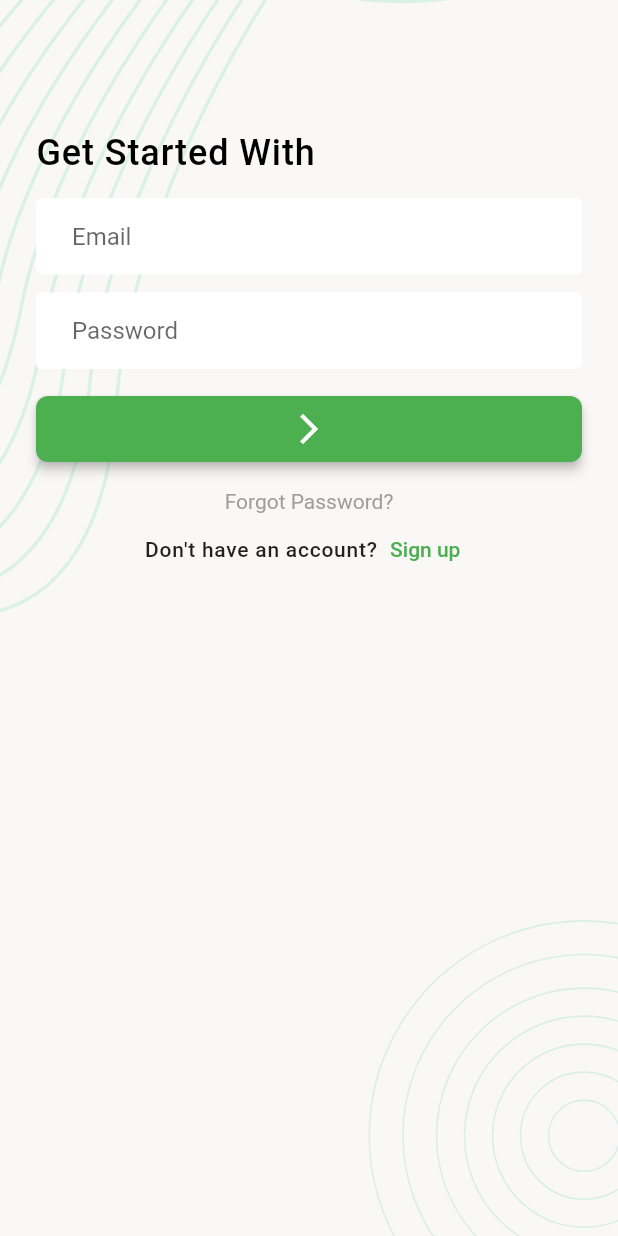
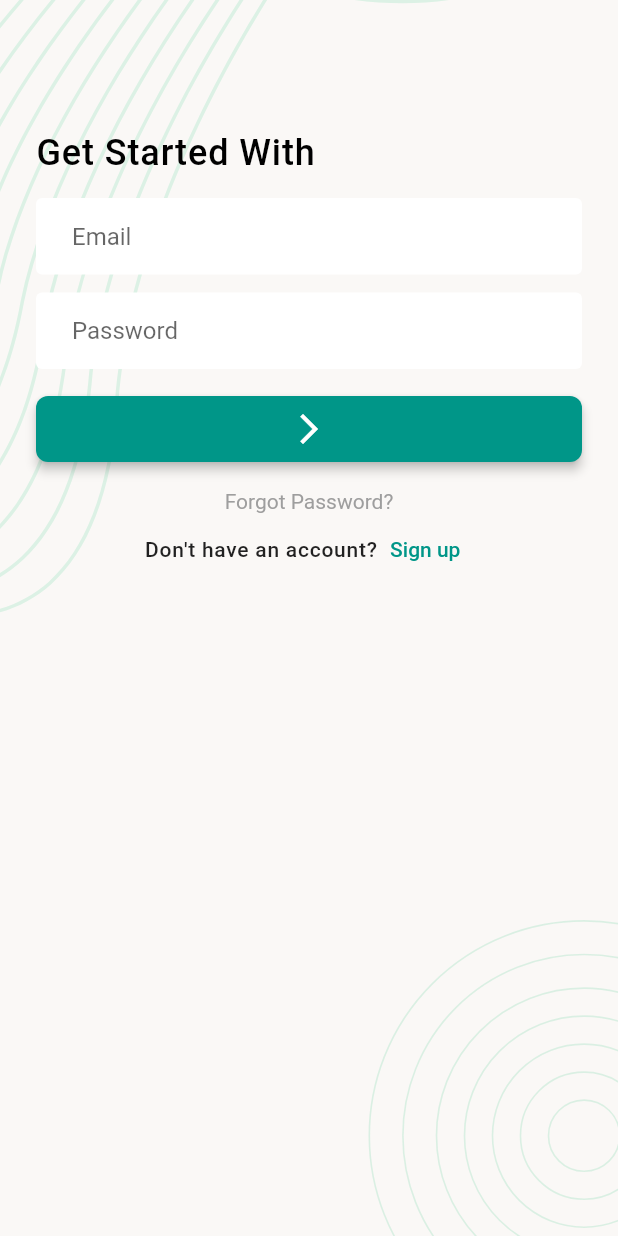
Before and after one commit to FarisHollow/Task-Manager-App, a Flutter app: the screen it shows after launch, on a phone screen of 412 x 824 dp. Run offline on Flutter 3.47's test engine with Material 2 defaults, Android fonts, the phone set to English and light mode, and no system bars; our stand-ins replace cached_network_image, flutter_svg, get, image_picker, pin_code_fields, shared_preferences.

Commit message:
App bar color changed to teal

```diff
--- a/lib/app.dart
+++ b/lib/app.dart
@@ -23,7 +23,7 @@ class _TaskManagerAppState extends State<TaskManagerApp> {
       initialBinding: ControllerBinding(),
       theme: ThemeData(
         brightness: Brightness.light,
-        primarySwatch: Colors.green,
+        primarySwatch: Colors.teal,
         inputDecorationTheme: const InputDecorationTheme(
           filled: true,
           fillColor: Colors.white,
--- a/lib/data/services/network_caller.dart
+++ b/lib/data/services/network_caller.dart
@@ -1,7 +1,6 @@
 import 'dart:convert';
 import 'dart:developer';
 import 'package:flutter/material.dart';
-
 import 'package:http/http.dart';
 import 'package:task_manager/app.dart';
 import 'package:task_manager/data/models/auth_utility.dart';
--- a/lib/ui/widgets/user_profile_banner.dart
+++ b/lib/ui/widgets/user_profile_banner.dart
@@ -20,7 +20,7 @@ class _UserProfileAppBarState extends State<UserProfileAppBar> {
   @override
   Widget build(BuildContext context) {
     return AppBar(
-      backgroundColor: Colors.green,
+      backgroundColor: Colors.teal,
       title: GestureDetector(
         onTap: () {
           if ((widget.isUpdateScreen ?? false) == false) {
```
